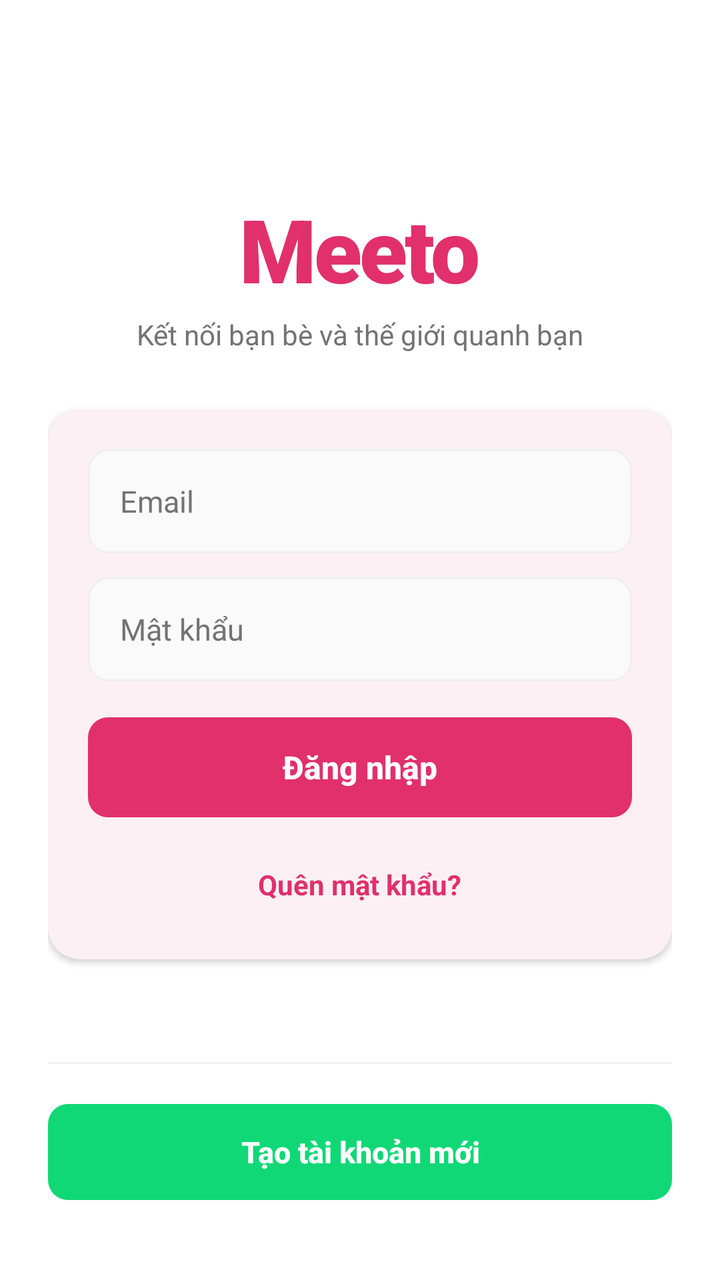
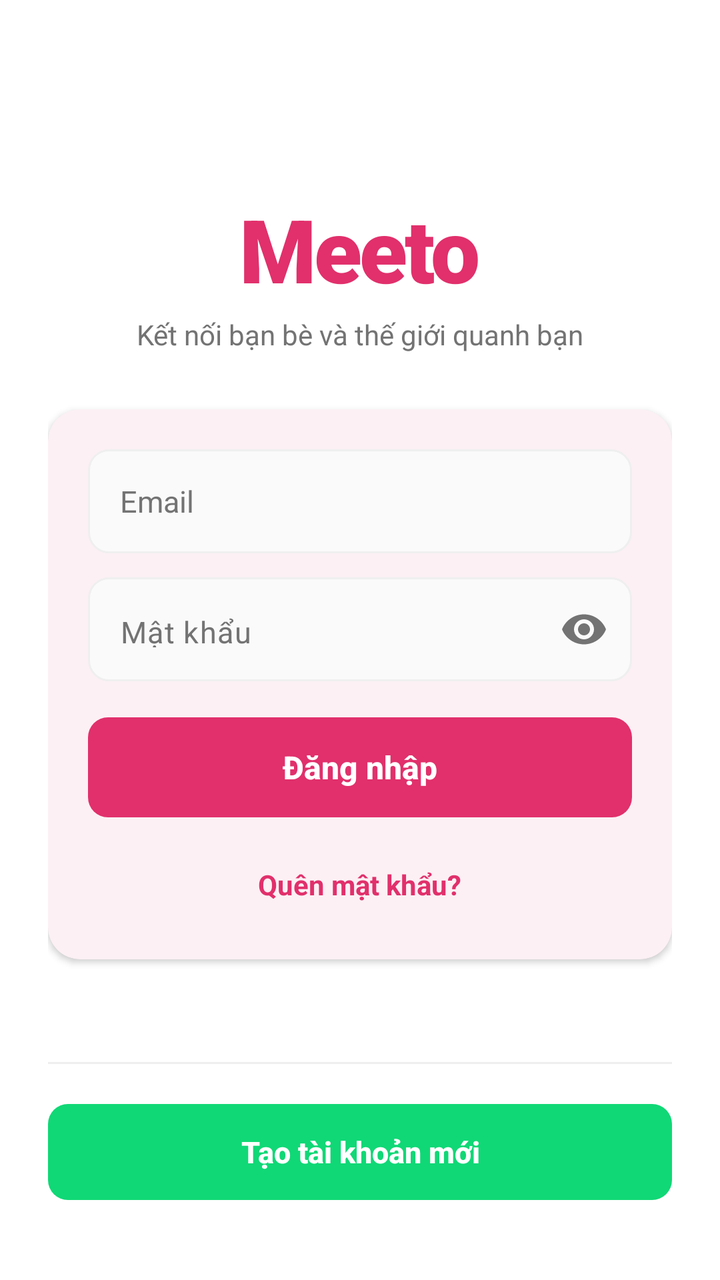

The first picture is an Android layout as it rendered before a commit; the second is the same layout after the commit. The layout source and the unified diff follow.
<!-- AndroidManifest.xml: application theme Theme.MeetoMXH -->
<!-- res/layout/activity_login.xml -->
<?xml version="1.0" encoding="utf-8"?>
<androidx.constraintlayout.widget.ConstraintLayout xmlns:android="http://schemas.android.com/apk/res/android"
    xmlns:app="http://schemas.android.com/apk/res-auto"
    xmlns:tools="http://schemas.android.com/tools"
    android:layout_width="match_parent"
    android:layout_height="match_parent"
    android:background="@color/app_bg"
    android:padding="24dp"
    tools:context=".LoginActivity">

    
    <androidx.constraintlayout.widget.Guideline
        android:id="@+id/guideTop"
        android:layout_width="wrap_content"
        android:layout_height="wrap_content"
        android:orientation="horizontal"
        app:layout_constraintGuide_percent="0.12" />

    
    <TextView
        android:id="@+id/tvLogo"
        android:layout_width="wrap_content"
        android:layout_height="wrap_content"
        android:fontFamily="sans-serif-black"
        android:letterSpacing="-0.03"
        android:text="Meeto"
        android:textColor="@color/brand_blue"
        android:textSize="44sp"
        android:textStyle="bold"
        app:layout_constraintEnd_toEndOf="parent"
        app:layout_constraintStart_toStartOf="parent"
        app:layout_constraintTop_toTopOf="@id/guideTop" />

    <TextView
        android:id="@+id/tvTagline"
        android:layout_width="wrap_content"
        android:layout_height="wrap_content"
        android:layout_marginTop="4dp"
        android:text="Kết nối bạn bè và thế giới quanh bạn"
        android:textColor="@color/text_secondary"
        android:textSize="14sp"
        app:layout_constraintEnd_toEndOf="parent"
        app:layout_constraintStart_toStartOf="parent"
        app:layout_constraintTop_toBottomOf="@id/tvLogo" />

    
    <com.google.android.material.card.MaterialCardView
        android:id="@+id/cardLoginForm"
        style="@style/Widget.Meeto.Card"
        android:layout_width="0dp"
        android:layout_height="wrap_content"
        android:layout_marginTop="28dp"
        app:cardCornerRadius="16dp"
        app:cardElevation="2dp"
        app:layout_constraintEnd_toEndOf="parent"
        app:layout_constraintStart_toStartOf="parent"
        app:layout_constraintTop_toBottomOf="@id/tvTagline">

        <LinearLayout
            android:id="@+id/layoutLoginForm"
            android:layout_width="match_parent"
            android:layout_height="wrap_content"
            android:orientation="vertical"
            android:padding="20dp">

            
            <EditText
                android:id="@+id/etEmail"
                android:layout_width="match_parent"
                android:layout_height="52dp"
                android:autofillHints="emailAddress"
                android:background="@drawable/bg_edittext"
                android:hint="Email"
                android:inputType="textEmailAddress"
                android:paddingHorizontal="16dp"
                android:textColor="@color/text_primary"
                android:textColorHint="@color/text_secondary"
                android:textSize="15sp" />

            
            <EditText
                android:id="@+id/etPassword"
                android:layout_width="match_parent"
                android:layout_height="52dp"
                android:layout_marginTop="12dp"
                android:autofillHints="password"
                android:background="@drawable/bg_edittext"
                android:hint="Mật khẩu"
                android:inputType="textPassword"
                android:paddingHorizontal="16dp"
                android:textColor="@color/text_primary"
                android:textColorHint="@color/text_secondary"
                android:textSize="15sp" />

            
            <androidx.appcompat.widget.AppCompatButton
                android:id="@+id/btnLogin"
                android:layout_width="match_parent"
                android:layout_height="50dp"
                android:layout_marginTop="18dp"
                android:background="@drawable/bg_button_blue"
                android:stateListAnimator="@null"
                android:text="Đăng nhập"
                android:textAllCaps="false"
                android:textColor="@color/white"
                android:textSize="16sp"
                android:textStyle="bold" />

            
            <TextView
                android:id="@+id/tvForgotPassword"
                android:layout_width="wrap_content"
                android:layout_height="wrap_content"
                android:layout_gravity="center_horizontal"
                android:layout_marginTop="16dp"
                android:background="?android:attr/selectableItemBackground"
                android:padding="8dp"
                android:text="Quên mật khẩu?"
                android:textColor="@color/brand_blue"
                android:textSize="14sp"
                android:textStyle="bold" />

        </LinearLayout>

    </com.google.android.material.card.MaterialCardView>

    
    <View
        android:id="@+id/divider"
        android:layout_width="0dp"
        android:layout_height="1dp"
        android:layout_marginBottom="20dp"
        android:background="@color/divider_color"
        app:layout_constraintBottom_toTopOf="@id/btnRegister"
        app:layout_constraintEnd_toEndOf="parent"
        app:layout_constraintStart_toStartOf="parent" />

    
    <androidx.appcompat.widget.AppCompatButton
        android:id="@+id/btnRegister"
        android:layout_width="0dp"
        android:layout_height="48dp"
        android:layout_marginBottom="16dp"
        android:background="@drawable/bg_button_green"
        android:stateListAnimator="@null"
        android:text="Tạo tài khoản mới"
        android:textAllCaps="false"
        android:textColor="@color/white"
        android:textSize="15sp"
        android:textStyle="bold"
        app:layout_constraintBottom_toBottomOf="parent"
        app:layout_constraintEnd_toEndOf="parent"
        app:layout_constraintStart_toStartOf="parent" />

</androidx.constraintlayout.widget.ConstraintLayout>
<!-- resources referenced by this layout -->
<resources>
  <color name="app_bg">#FFFFFF</color>
  <color name="brand_blue">#E1306C</color>
  <color name="divider_color">#EFEFEF</color>
  <color name="text_primary">#262626</color>
  <color name="text_secondary">#737373</color>
  <color name="white">#FFFFFFFF</color>
  <!-- drawable bg_button_blue (drawable) -->
  <?xml version="1.0" encoding="utf-8"?>
  <ripple xmlns:android="http://schemas.android.com/apk/res/android"
      android:color="#33FFFFFF">
      <item>
          <shape android:shape="rectangle">
              <solid android:color="@color/brand_blue" />
              <corners android:radius="10dp" />
          </shape>
      </item>
  </ripple>
  <!-- drawable bg_edittext (drawable) -->
  <?xml version="1.0" encoding="utf-8"?>
  <shape xmlns:android="http://schemas.android.com/apk/res/android"
      android:shape="rectangle">
      <solid android:color="@color/surface_variant" />
      <corners android:radius="10dp" />
      <stroke
          android:width="1dp"
          android:color="@color/divider_color" />
  </shape>
  <style name="Widget.Meeto.Card" parent="Widget.Material3.CardView.Elevated">
          <item name="cardBackgroundColor">@color/surface_bg</item>
          <item name="cardCornerRadius">@dimen/corner_radius_card</item>
          <item name="cardElevation">@dimen/elevation_low</item>
          <item name="strokeWidth">0dp</item>
      </style>
  <style name="Theme.MeetoMXH" parent="Base.Theme.MeetoMXH" />
  <color name="status_success">#10D876</color>
  <color name="surface_variant">#FAFAFA</color>
  <color name="surface_bg">#FFFFFF</color>
  <dimen name="corner_radius_card">12dp</dimen>
  <dimen name="elevation_low">1dp</dimen>
  <color name="primary_container">#FCE4EC</color>
  <color name="on_primary_container">#880E4F</color>
  <color name="ig_purple">#833AB4</color>
  <color name="text_hint">#C7C7C7</color>
  <color name="outline_color">#DBDBDB</color>
  <color name="status_error">#ED4956</color>
  <style name="ThemeOverlay.Meeto.BottomSheetDialog" parent="ThemeOverlay.Material3.BottomSheetDialog">
          <item name="bottomSheetStyle">@style/Widget.Meeto.BottomSheet</item>
      </style>
  <style name="Widget.Meeto.Button.Dialog" parent="Widget.Material3.Button.TextButton">
          <item name="android:textAllCaps">false</item>
          <item name="android:textColor">@color/brand_blue</item>
      </style>
  <!-- drawable bg_dialog_window (drawable) -->
  <?xml version="1.0" encoding="utf-8"?>
  <shape xmlns:android="http://schemas.android.com/apk/res/android" android:shape="rectangle">
      <solid android:color="@color/surface_bg" />
      <corners android:radius="@dimen/corner_radius_dialog" />
      <stroke android:width="1dp" android:color="@color/outline_color" />
  </shape>
  <style name="ShapeAppearance.Meeto.Dialog" parent="ShapeAppearance.Material3.Corner.Large">
          <item name="cornerSize">@dimen/corner_radius_dialog</item>
      </style>
  <style name="Widget.Meeto.BottomSheet" parent="Widget.Material3.BottomSheet">
          <item name="backgroundTint">@color/surface_bg</item>
          <item name="shapeAppearance">@style/ShapeAppearance.Meeto.LargeComponent</item>
      </style>
  <dimen name="corner_radius_medium">10dp</dimen>
  <dimen name="button_height_standard">48dp</dimen>
  <dimen name="corner_radius_dialog">22dp</dimen>
  <style name="ShapeAppearance.Meeto.LargeComponent" parent="ShapeAppearance.Material3.LargeComponent">
          <item name="cornerSizeTopLeft">16dp</item>
          <item name="cornerSizeTopRight">16dp</item>
          <item name="cornerSizeBottomLeft">0dp</item>
          <item name="cornerSizeBottomRight">0dp</item>
      </style>
  <color name="icon_button_bg_pressed">#EFEFEF</color>
  <!-- unchanged entries left out for length: 6 -->
</resources>

<!-- the commit's change to res/layout/activity_login.xml (unified diff, before → after) -->
@@ -78,11 +78,21 @@
                 android:textSize="15sp" />
 
             
+            <com.google.android.material.textfield.TextInputLayout
+                android:id="@+id/passwordInputLayout"
+                android:layout_width="match_parent"
+                android:layout_height="wrap_content"
+                android:layout_marginTop="12dp"
+                app:boxBackgroundMode="none"
+                app:hintEnabled="false"
+                app:endIconMode="password_toggle"
+                app:endIconContentDescription="Hiện hoặc ẩn mật khẩu"
+                app:endIconTint="@color/text_secondary">
+
             <EditText
                 android:id="@+id/etPassword"
                 android:layout_width="match_parent"
                 android:layout_height="52dp"
-                android:layout_marginTop="12dp"
                 android:autofillHints="password"
                 android:background="@drawable/bg_edittext"
                 android:hint="Mật khẩu"
@@ -91,6 +101,8 @@
                 android:textColor="@color/text_primary"
                 android:textColorHint="@color/text_secondary"
                 android:textSize="15sp" />
+
+            </com.google.android.material.textfield.TextInputLayout>
 
             
             <androidx.appcompat.widget.AppCompatButton
